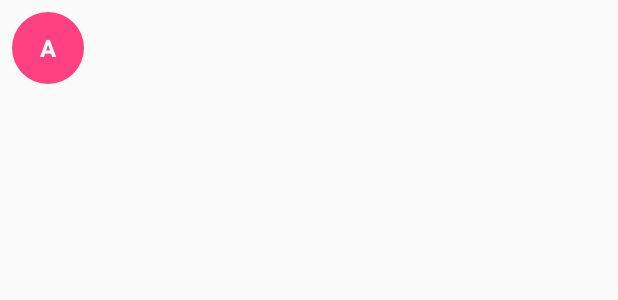
After one commit to metova/dewey-decorator, an Android app: the layout dewey_item.xml on its own in the app's theme, with its tools: preview values and no code run, on a phone screen of 412 x 824 dp. The commit adds this screen. Shown: the top 300 px of the screen. Run offline under Robolectric (Android 15) with nearby library versions, the phone set to English and light mode, and no system bars.

Commit message:
Takes a layout resource ID instead of a drawable so it's easier to control what is being drawn

```diff
--- /dev/null
+++ b/library/src/main/res/layout/dd_container.xml
@@ -0,0 +1,4 @@
+<?xml version="1.0" encoding="utf-8"?>
+<FrameLayout xmlns:android="http://schemas.android.com/apk/res/android"
+    android:layout_width="wrap_content"
+    android:layout_height="wrap_content" />
--- /dev/null
+++ b/library/src/main/res/values/ids.xml
@@ -0,0 +1,4 @@
+<?xml version="1.0" encoding="utf-8"?>
+<resources>
+    <item name="dd_text" type="id" />
+</resources>
--- a/sample/src/main/res/drawable/dewey_container.xml
+++ b/sample/src/main/res/drawable/dewey_container.xml
@@ -5,7 +5,4 @@
     <size
         android:width="48dp"
         android:height="48dp" />
-    <inset
-        android:insetRight="8dp"
-        android:insetTop="8dp" />
 </shape>
--- /dev/null
+++ b/sample/src/main/res/layout/dewey_item.xml
@@ -0,0 +1,14 @@
+<?xml version="1.0" encoding="utf-8"?>
+<TextView
+    android:id="@id/dd_text"
+    xmlns:android="http://schemas.android.com/apk/res/android"
+    xmlns:tools="http://schemas.android.com/tools"
+    android:layout_width="wrap_content"
+    android:layout_height="wrap_content"
+    android:layout_margin="8dp"
+    android:background="@drawable/dewey_container"
+    android:gravity="center"
+    android:textColor="@android:color/white"
+    android:textSize="16dp"
+    android:textStyle="bold"
+    tools:text="A" />
```
Also changed, not shown: library/src/main/java/com/metova/deweydecoration/DeweyItemDecoration.java (+48 -142 lines), sample/src/main/java/com/metova/dewey/SampleActivity.java (+1 -6 lines), sample/src/main/res/drawable/inset_dewey_container.xml (deleted, +0 -7 lines).
